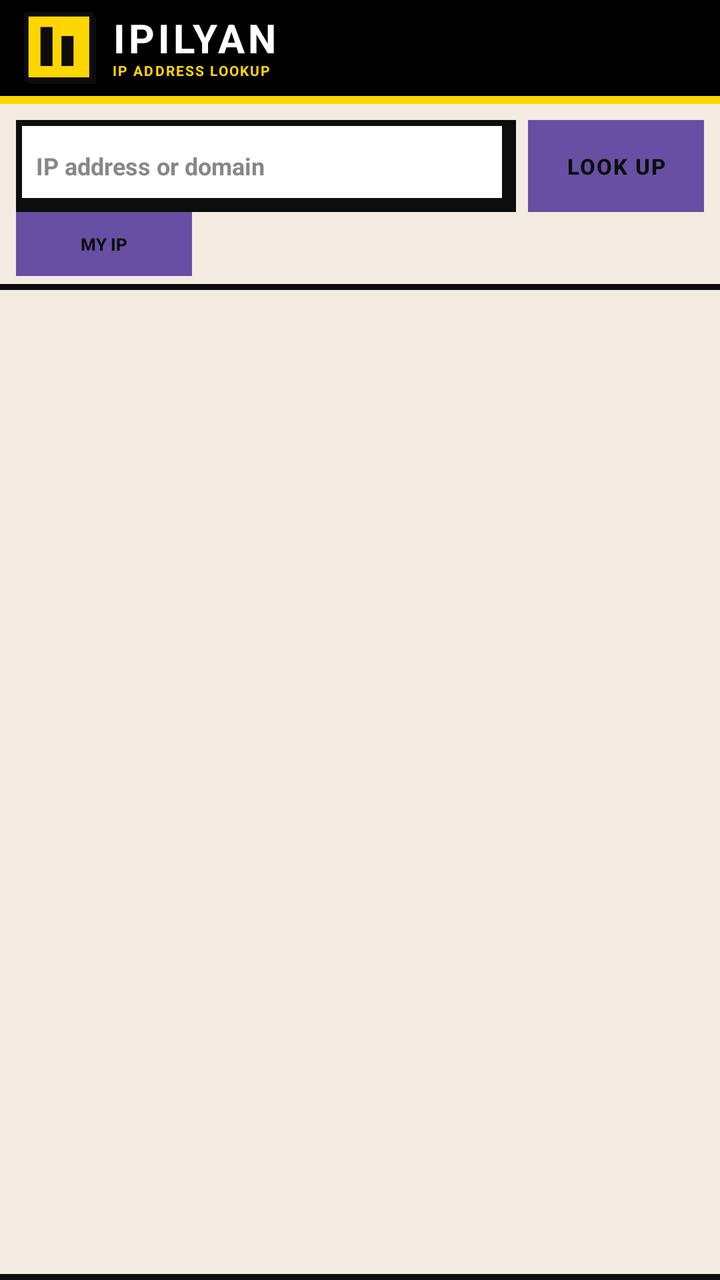
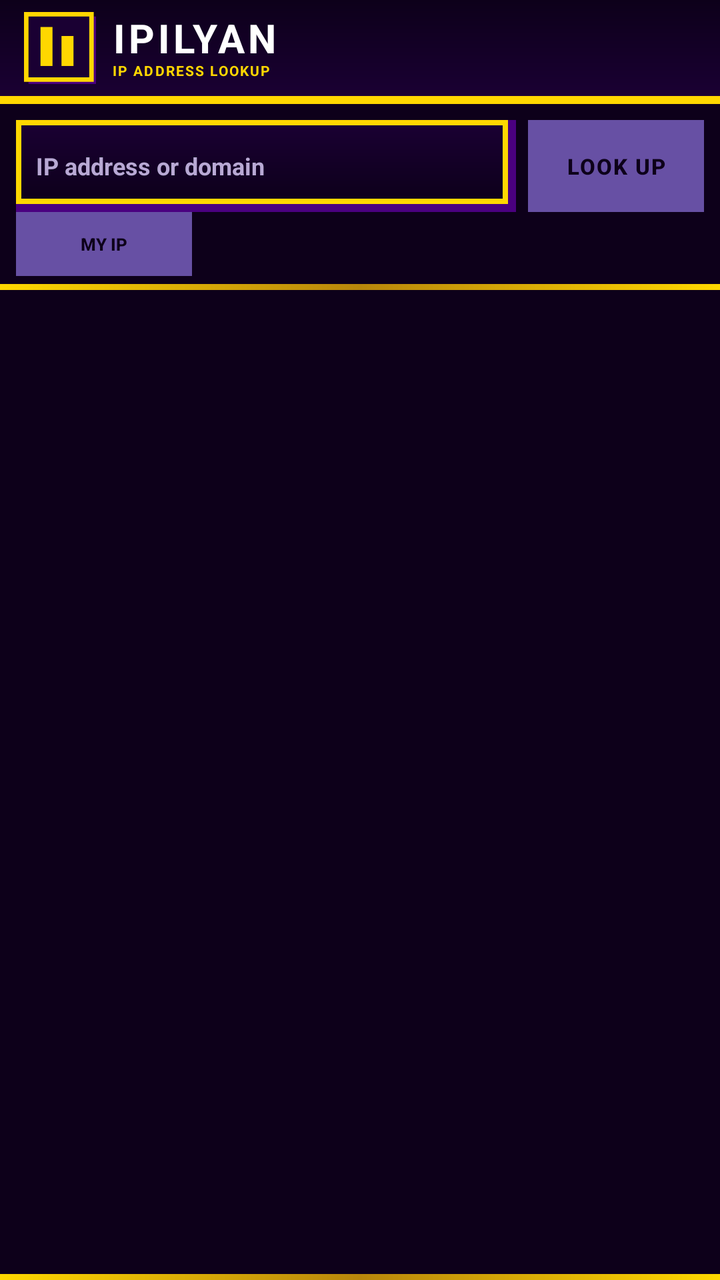

Before-and-after screenshots of an Android layout around one commit, followed by the original layout XML and the change that was made.
<!-- AndroidManifest.xml: application theme AppTheme -->
<!-- res/layout/activity_main.xml -->
<?xml version="1.0" encoding="utf-8"?>
<LinearLayout xmlns:android="http://schemas.android.com/apk/res/android"
  android:id="@+id/rootLayout"
  android:layout_width="match_parent"
  android:layout_height="match_parent"
  android:orientation="vertical"
  android:background="@color/bg_page"
  android:fitsSystemWindows="true">

  
  <LinearLayout
    android:layout_width="match_parent"
    android:layout_height="wrap_content"
    android:orientation="horizontal"
    android:gravity="center_vertical"
    android:background="@drawable/bg_header"
    android:paddingStart="12dp"
    android:paddingEnd="12dp"
    android:paddingTop="6dp"
    android:paddingBottom="10dp">

    <ImageView
      android:layout_width="36dp"
      android:layout_height="36dp"
      android:src="@drawable/logo_ipilyan"
      android:contentDescription="Logo"/>

    <LinearLayout
      android:layout_width="0dp"
      android:layout_height="wrap_content"
      android:layout_weight="1"
      android:orientation="vertical"
      android:gravity="center_vertical"
      android:paddingStart="8dp">

      <TextView
        android:layout_width="wrap_content"
        android:layout_height="wrap_content"
        android:text="@string/header_title"
        android:textSize="20sp"
        android:textStyle="bold"
        android:textColor="@color/text_white"
        android:letterSpacing="0.08"
        android:includeFontPadding="false"/>

      <TextView
        android:layout_width="wrap_content"
        android:layout_height="wrap_content"
        android:text="@string/header_subtitle"
        android:textSize="7sp"
        android:textStyle="bold"
        android:textColor="@color/accent_yellow"
        android:textAllCaps="true"
        android:letterSpacing="0.1"
        android:includeFontPadding="false"/>

    </LinearLayout>

  </LinearLayout>

  
  <LinearLayout
    android:layout_width="match_parent"
    android:layout_height="wrap_content"
    android:orientation="horizontal"
    android:paddingHorizontal="8dp"
    android:paddingTop="8dp"
    android:gravity="center_vertical">

    <EditText
      android:id="@+id/etIp"
      android:layout_width="0dp"
      android:layout_height="46dp"
      android:layout_weight="1"
      android:hint="@string/hint_ip"
      android:textSize="12sp"
      android:textStyle="bold"
      android:textColor="@color/text_primary"
      android:textColorHint="@color/text_muted"
      android:background="@drawable/bg_edittext"
      android:paddingHorizontal="10dp"
      android:paddingVertical="0dp"
      android:inputType="text"
      android:imeOptions="actionSearch"
      android:autofillHints=""
      android:fontFamily="sans-serif"/>

    <Button
      android:id="@+id/btnLookup"
      android:layout_width="wrap_content"
      android:layout_height="46dp"
      android:text="@string/btn_lookup"
      android:textSize="11sp"
      android:textStyle="bold"
      android:textColor="@color/text_primary"
      android:background="@drawable/bg_button"
      android:paddingHorizontal="14dp"
      android:letterSpacing="0.06"
      android:textAllCaps="true"
      android:layout_marginStart="6dp"/>

  </LinearLayout>

  
  <LinearLayout
    android:layout_width="match_parent"
    android:layout_height="wrap_content"
    android:orientation="horizontal"
    android:paddingHorizontal="8dp"
    android:paddingBottom="4dp"
    android:gravity="center_vertical">

    <Button
      android:id="@+id/btnMyIp"
      android:layout_width="wrap_content"
      android:layout_height="32dp"
      android:text="@string/btn_my_ip"
      android:textSize="8.5sp"
      android:textStyle="bold"
      android:textColor="@color/text_primary"
      android:background="@drawable/bg_button"
      android:paddingHorizontal="10dp"
      android:textAllCaps="true"/>

    <TextView
      android:id="@+id/tvStatus"
      android:layout_width="0dp"
      android:layout_height="wrap_content"
      android:layout_weight="1"
      android:gravity="end"
      android:paddingStart="6dp"
      android:textSize="10sp"
      android:textStyle="bold"
      android:textColor="@color/text_primary"
      android:textAllCaps="true"
      android:letterSpacing="0.06"
      android:visibility="gone"/>

  </LinearLayout>

  
  <View
    android:layout_width="match_parent"
    android:layout_height="3dp"
    android:background="@color/divider"/>

  
  <TextView
    android:id="@+id/tvResultsHeader"
    android:layout_width="match_parent"
    android:layout_height="wrap_content"
    android:gravity="center"
    android:paddingVertical="7dp"
    android:text="RESULTS"
    android:textSize="11sp"
    android:textStyle="bold"
    android:textColor="@color/text_white"
    android:letterSpacing="0.12"
    android:background="@color/bg_black"
    android:visibility="gone"/>

  <View
    android:id="@+id/divider2"
    android:layout_width="match_parent"
    android:layout_height="3dp"
    android:background="@color/divider"
    android:visibility="gone"/>

  
  <ScrollView
    android:layout_width="match_parent"
    android:layout_height="0dp"
    android:layout_weight="1"
    android:fillViewport="true">

    <LinearLayout
      android:id="@+id/resultsContainer"
      android:layout_width="match_parent"
      android:layout_height="wrap_content"
      android:orientation="vertical"/>

  </ScrollView>

  
  <View
    android:layout_width="match_parent"
    android:layout_height="3dp"
    android:background="@color/divider"/>

</LinearLayout>
<!-- resources referenced by this layout -->
<resources>
  <color name="accent_yellow">#FFFFD600</color>
  <color name="bg_black">#FF000000</color>
  <color name="bg_page">#FFF2EBE1</color>
  <color name="divider">#FF0D0D0D</color>
  <color name="text_muted">#FF888888</color>
  <color name="text_primary">#FF0D0D0D</color>
  <!-- drawable bg_button (drawable) -->
  <?xml version="1.0" encoding="utf-8"?>
  <selector xmlns:android="http://schemas.android.com/apk/res/android">
    <item android:state_pressed="true">
      <layer-list>
        <item>
          <shape android:shape="rectangle">
            <solid android:color="@color/border"/>
          </shape>
        </item>
        <item
        android:right="1dp"
        android:bottom="1dp">
          <shape android:shape="rectangle">
            <solid android:color="@color/accent_yellow"/>
            <stroke
            android:width="3dp"
            android:color="@color/border"/>
          </shape>
        </item>
      </layer-list>
    </item>
    <item>
      <layer-list>
        <item>
          <shape android:shape="rectangle">
            <solid android:color="@color/border"/>
          </shape>
        </item>
        <item
        android:right="4dp"
        android:bottom="4dp">
          <shape android:shape="rectangle">
            <solid android:color="@color/accent_yellow"/>
            <stroke
            android:width="3dp"
            android:color="@color/border"/>
          </shape>
        </item>
      </layer-list>
    </item>
  </selector>
  <!-- drawable bg_edittext (drawable) -->
  <?xml version="1.0" encoding="utf-8"?>
  <layer-list xmlns:android="http://schemas.android.com/apk/res/android">
    <item>
      <shape android:shape="rectangle">
        <solid android:color="@color/border"/>
      </shape>
    </item>
    <item
    android:right="4dp"
    android:bottom="4dp">
      <shape android:shape="rectangle">
        <solid android:color="@color/input_bg"/>
        <stroke
        android:width="3dp"
        android:color="@color/border"/>
      </shape>
    </item>
  </layer-list>
  <!-- drawable bg_header (drawable) -->
  <?xml version="1.0" encoding="utf-8"?>
  <layer-list xmlns:android="http://schemas.android.com/apk/res/android">
    <item>
      <shape android:shape="rectangle">
        <solid android:color="@color/accent_yellow"/>
      </shape>
    </item>
    <item android:bottom="4dp">
      <shape android:shape="rectangle">
        <solid android:color="@color/bg_black"/>
      </shape>
    </item>
  </layer-list>
  <!-- drawable logo_ipilyan (drawable) -->
  <?xml version="1.0" encoding="utf-8"?>
  <vector xmlns:android="http://schemas.android.com/apk/res/android"
    android:width="48dp"
    android:height="48dp"
    android:viewportWidth="48"
    android:viewportHeight="48">
  
    
    <path
      android:fillColor="#FF0D0D0D"
      android:pathData="M3,3 L48,3 L48,48 L3,48 Z"/>
  
    
    <path
      android:fillColor="#FFFFD600"
      android:pathData="M1.5,1.5 L45,1.5 L45,45 L1.5,45 Z"/>
  
    
    <path
      android:strokeColor="#FF0D0D0D"
      android:strokeWidth="3"
      android:fillColor="#00000000"
      android:pathData="M1.5,1.5 L45,1.5 L45,45 L1.5,45 Z"/>
  
    
    <path
      android:fillColor="#FF0D0D0D"
      android:pathData="M11,10 L19,10 L19,36 L11,36 Z"/>
  
    
    <path
      android:fillColor="#FF0D0D0D"
      android:pathData="M25,16 L33,16 L33,36 L25,36 Z"/>
  
  </vector>
  <color name="border">#FF0D0D0D</color>
  <color name="input_bg">#FFFFFFFF</color>
  <!-- unchanged entries left out for length: 8 -->
</resources>

<!-- the commit's change to res/layout/activity_main.xml (unified diff, before → after) -->
@@ -33,15 +33,15 @@
       android:gravity="center_vertical"
       android:paddingStart="8dp">
 
-      <TextView
-        android:layout_width="wrap_content"
-        android:layout_height="wrap_content"
-        android:text="@string/header_title"
-        android:textSize="20sp"
-        android:textStyle="bold"
-        android:textColor="@color/text_white"
-        android:letterSpacing="0.08"
-        android:includeFontPadding="false"/>
+    <TextView
+      android:layout_width="wrap_content"
+      android:layout_height="wrap_content"
+      android:text="@string/header_title"
+      android:textSize="20sp"
+      android:textStyle="bold"
+      android:textColor="@color/text_white"
+      android:letterSpacing="0.08"
+      android:includeFontPadding="false"/>
 
       <TextView
         android:layout_width="wrap_content"
@@ -49,7 +49,7 @@
         android:text="@string/header_subtitle"
         android:textSize="7sp"
         android:textStyle="bold"
-        android:textColor="@color/accent_yellow"
+        android:textColor="@color/text_gold"
         android:textAllCaps="true"
         android:letterSpacing="0.1"
         android:includeFontPadding="false"/>
@@ -131,7 +131,7 @@
       android:paddingStart="6dp"
       android:textSize="10sp"
       android:textStyle="bold"
-      android:textColor="@color/text_primary"
+      android:textColor="@color/text_gold"
       android:textAllCaps="true"
       android:letterSpacing="0.06"
       android:visibility="gone"/>
@@ -142,28 +142,28 @@
   <View
     android:layout_width="match_parent"
     android:layout_height="3dp"
-    android:background="@color/divider"/>
+    android:background="@drawable/bg_divider"/>
 
   
-  <TextView
-    android:id="@+id/tvResultsHeader"
-    android:layout_width="match_parent"
-    android:layout_height="wrap_content"
-    android:gravity="center"
-    android:paddingVertical="7dp"
-    android:text="RESULTS"
-    android:textSize="11sp"
-    android:textStyle="bold"
-    android:textColor="@color/text_white"
-    android:letterSpacing="0.12"
-    android:background="@color/bg_black"
-    android:visibility="gone"/>
+    <TextView
+      android:id="@+id/tvResultsHeader"
+      android:layout_width="match_parent"
+      android:layout_height="wrap_content"
+      android:gravity="center"
+      android:paddingVertical="7dp"
+      android:text="RESULTS"
+      android:textSize="11sp"
+      android:textStyle="bold"
+      android:textColor="@color/text_primary"
+      android:letterSpacing="0.12"
+      android:background="@drawable/bg_label"
+      android:visibility="gone"/>
 
   <View
     android:id="@+id/divider2"
     android:layout_width="match_parent"
     android:layout_height="3dp"
-    android:background="@color/divider"
+    android:background="@drawable/bg_divider"
     android:visibility="gone"/>
 
   
@@ -185,6 +185,6 @@
   <View
     android:layout_width="match_parent"
     android:layout_height="3dp"
-    android:background="@color/divider"/>
+    android:background="@drawable/bg_divider"/>
 
 </LinearLayout>
<!-- resource entries referenced after the edit -->
@@ -1,11 +1,10 @@
 <!-- resources referenced by this layout -->
 <resources>
-  <color name="accent_yellow">#FFFFD600</color>
-  <color name="bg_black">#FF000000</color>
-  <color name="bg_page">#FFF2EBE1</color>
-  <color name="divider">#FF0D0D0D</color>
-  <color name="text_muted">#FF888888</color>
-  <color name="text_primary">#FF0D0D0D</color>
+  <color name="bg_black">#FF0D001A</color>
+  <color name="bg_page">#FF0D001A</color>
+  <color name="text_gold">#FFFFD700</color>
+  <color name="text_muted">#FFB8A9D4</color>
+  <color name="text_primary">#FF0D001A</color>
   <!-- drawable bg_button (drawable) -->
   <?xml version="1.0" encoding="utf-8"?>
   <selector xmlns:android="http://schemas.android.com/apk/res/android">
@@ -13,17 +12,18 @@
       <layer-list>
         <item>
           <shape android:shape="rectangle">
-            <solid android:color="@color/border"/>
+            <solid android:color="@color/shadow"/>
           </shape>
         </item>
-        <item
-        android:right="1dp"
-        android:bottom="1dp">
+        <item android:right="1dp" android:bottom="1dp">
           <shape android:shape="rectangle">
-            <solid android:color="@color/accent_yellow"/>
+            <gradient
+              android:startColor="#FFB8860B"
+              android:endColor="#FFDAA520"
+              android:angle="90"/>
             <stroke
-            android:width="3dp"
-            android:color="@color/border"/>
+              android:width="2dp"
+              android:color="@color/border"/>
           </shape>
         </item>
       </layer-list>
@@ -32,38 +32,49 @@
       <layer-list>
         <item>
           <shape android:shape="rectangle">
-            <solid android:color="@color/border"/>
+            <solid android:color="@color/shadow"/>
           </shape>
         </item>
-        <item
-        android:right="4dp"
-        android:bottom="4dp">
+        <item android:right="4dp" android:bottom="4dp">
           <shape android:shape="rectangle">
-            <solid android:color="@color/accent_yellow"/>
+            <gradient
+              android:startColor="#FFFFD700"
+              android:endColor="#FFB8860B"
+              android:angle="90"/>
             <stroke
-            android:width="3dp"
-            android:color="@color/border"/>
+              android:width="3dp"
+              android:color="@color/border"/>
           </shape>
         </item>
       </layer-list>
     </item>
   </selector>
+  <!-- drawable bg_divider (drawable) -->
+  <?xml version="1.0" encoding="utf-8"?>
+  <shape xmlns:android="http://schemas.android.com/apk/res/android" android:shape="rectangle">
+    <gradient
+      android:startColor="#FFFFD700"
+      android:centerColor="#FFB8860B"
+      android:endColor="#FFFFD700"
+      android:angle="0"/>
+  </shape>
   <!-- drawable bg_edittext (drawable) -->
   <?xml version="1.0" encoding="utf-8"?>
   <layer-list xmlns:android="http://schemas.android.com/apk/res/android">
     <item>
       <shape android:shape="rectangle">
-        <solid android:color="@color/border"/>
+        <solid android:color="@color/shadow"/>
       </shape>
     </item>
-    <item
-    android:right="4dp"
-    android:bottom="4dp">
+    <item android:right="4dp" android:bottom="4dp">
       <shape android:shape="rectangle">
-        <solid android:color="@color/input_bg"/>
+        <gradient
+          android:startColor="#FF0D001A"
+          android:endColor="#FF1A0033"
+          android:angle="90"/>
         <stroke
-        android:width="3dp"
-        android:color="@color/border"/>
+          android:width="2.5dp"
+          android:color="@color/border"/>
       </shape>
     </item>
   </layer-list>
@@ -72,15 +83,29 @@
   <layer-list xmlns:android="http://schemas.android.com/apk/res/android">
     <item>
       <shape android:shape="rectangle">
-        <solid android:color="@color/accent_yellow"/>
+        <solid android:color="#FFFFD700"/>
       </shape>
     </item>
     <item android:bottom="4dp">
       <shape android:shape="rectangle">
-        <solid android:color="@color/bg_black"/>
+        <gradient
+          android:startColor="@color/bg_header_start"
+          android:endColor="@color/bg_header_end"
+          android:angle="90"/>
       </shape>
     </item>
   </layer-list>
+  <!-- drawable bg_label (drawable) -->
+  <?xml version="1.0" encoding="utf-8"?>
+  <shape xmlns:android="http://schemas.android.com/apk/res/android" android:shape="rectangle">
+    <gradient
+      android:startColor="#FFFFD700"
+      android:endColor="#FFB8860B"
+      android:angle="0"/>
+    <stroke
+      android:width="2dp"
+      android:color="#FFDAA520"/>
+  </shape>
   <!-- drawable logo_ipilyan (drawable) -->
   <?xml version="1.0" encoding="utf-8"?>
   <vector xmlns:android="http://schemas.android.com/apk/res/android"
@@ -91,34 +116,36 @@
   
     
     <path
-      android:fillColor="#FF0D0D0D"
+      android:fillColor="#FF4A0080"
       android:pathData="M3,3 L48,3 L48,48 L3,48 Z"/>
   
     
     <path
-      android:fillColor="#FFFFD600"
+      android:fillColor="#FF1A0033"
       android:pathData="M1.5,1.5 L45,1.5 L45,45 L1.5,45 Z"/>
   
     
     <path
-      android:strokeColor="#FF0D0D0D"
+      android:strokeColor="#FFFFD700"
       android:strokeWidth="3"
       android:fillColor="#00000000"
       android:pathData="M1.5,1.5 L45,1.5 L45,45 L1.5,45 Z"/>
   
     
     <path
-      android:fillColor="#FF0D0D0D"
+      android:fillColor="#FFFFD700"
       android:pathData="M11,10 L19,10 L19,36 L11,36 Z"/>
   
     
     <path
-      android:fillColor="#FF0D0D0D"
+      android:fillColor="#FFFFD700"
       android:pathData="M25,16 L33,16 L33,36 L25,36 Z"/>
   
   </vector>
-  <color name="border">#FF0D0D0D</color>
-  <color name="input_bg">#FFFFFFFF</color>
+  <color name="shadow">#FF4A0080</color>
+  <color name="border">#FFFFD700</color>
+  <color name="bg_header_start">#FF1A0033</color>
+  <color name="bg_header_end">#FF0D001A</color>
   <!-- unchanged entries left out for length: 8 -->
 </resources>
 
